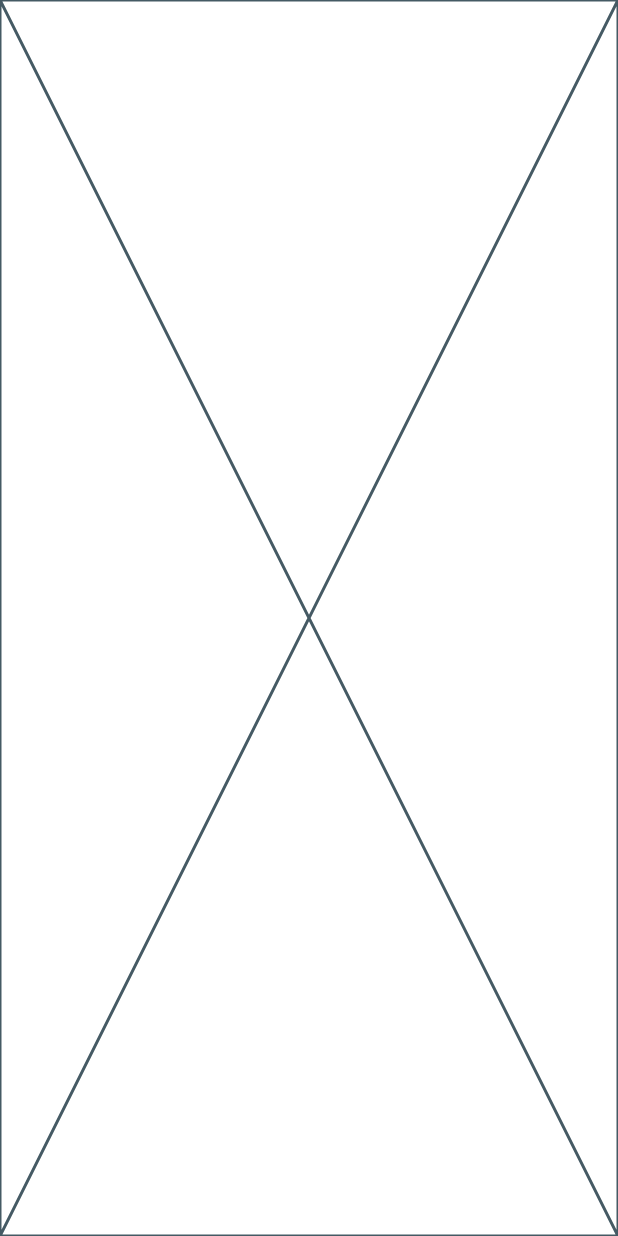
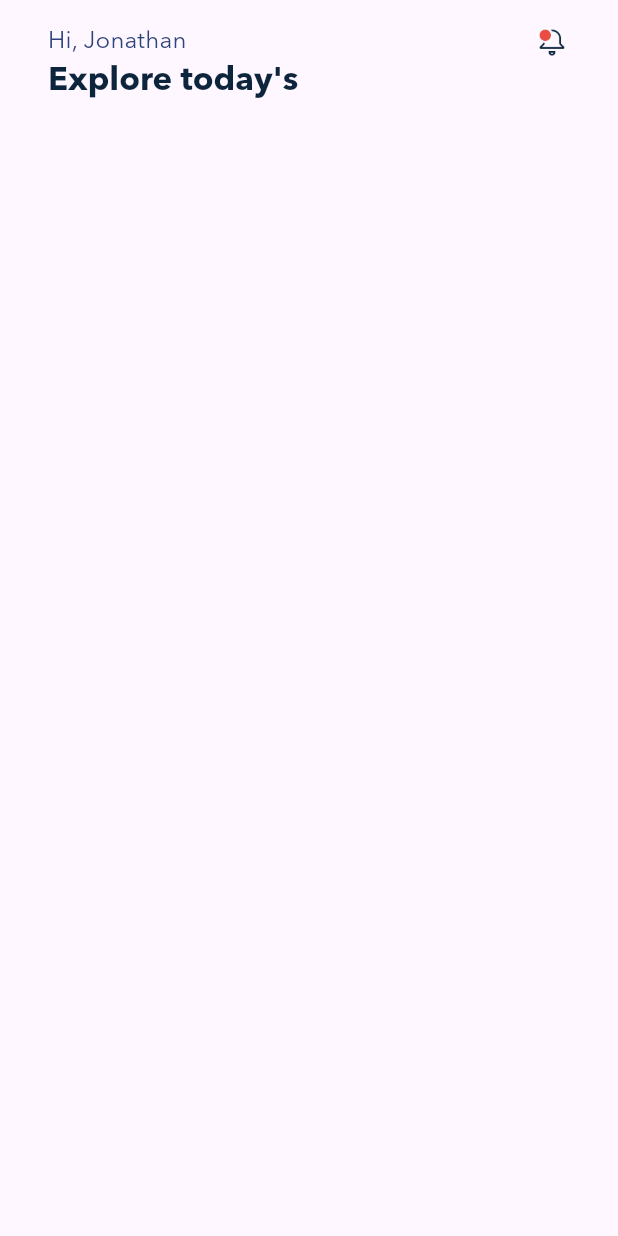
Before and after one commit to MersadMolaei/BlogClub, a Flutter app: the screen it shows after launch, on a phone screen of 412 x 824 dp. Run offline on Flutter 3.47's test engine with Material 2 defaults, Android fonts, the phone set to English and light mode, and no system bars.

Commit message:
Before: ListView.builder()

```diff
--- a/lib/main.dart
+++ b/lib/main.dart
@@ -1,3 +1,4 @@
+import 'package:blog_club/gen/assets.gen.dart';
 import 'package:flutter/material.dart';
 
 void main() {
@@ -5,16 +6,31 @@ void main() {
 }
 
 class MyApp extends StatelessWidget {
+  static const defaultFontFamily = 'Avenir';
   const MyApp({super.key});
 
   @override
   Widget build(BuildContext context) {
+    final primaryTextColor = Color(0xff0D253C);
+    final secondaryTextColor = Color(0xff2D4379);
     return MaterialApp(
       debugShowCheckedModeBanner: false,
       title: 'Blog Club',
       theme: ThemeData(
         colorScheme: ColorScheme.fromSeed(seedColor: Colors.deepPurple),
         useMaterial3: true,
+        textTheme: TextTheme(
+          titleMedium: TextStyle(
+            fontFamily: defaultFontFamily,
+            color: secondaryTextColor,
+            // fontSize: 14,
+          ),
+          titleLarge: TextStyle(
+            fontFamily: defaultFontFamily,
+            fontWeight: FontWeight.bold,
+            color: primaryTextColor,
+          ),
+        ),
       ),
       home: const HomeScreen(),
     );
@@ -26,6 +42,37 @@ class HomeScreen extends StatelessWidget {
 
   @override
   Widget build(BuildContext context) {
-    return const Placeholder();
+    final themeData = Theme.of(context);
+    return Scaffold(
+      body: SafeArea(
+        child: SingleChildScrollView(
+          child: Column(
+            crossAxisAlignment: CrossAxisAlignment.start,
+            children: <Widget>[
+              Padding(
+                padding: const EdgeInsets.fromLTRB(32, 16, 32, 0),
+                child: Row(
+                  mainAxisAlignment: MainAxisAlignment.spaceBetween,
+                  children: <Widget>[
+                    Text('Hi, Jonathan',
+                        style: themeData.textTheme.titleMedium),
+                    Image.asset(
+                      Assets.img.icons.notification.path,
+                      width: 24,
+                      height: 24,
+                    ),
+                  ],
+                ),
+              ),
+              Padding(
+                padding: const EdgeInsets.fromLTRB(32, 0, 0, 24),
+                child: Text("Explore today's",
+                    style: themeData.textTheme.titleLarge),
+              ),
+            ],
+          ),
+        ),
+      ),
+    );
   }
 }
```
